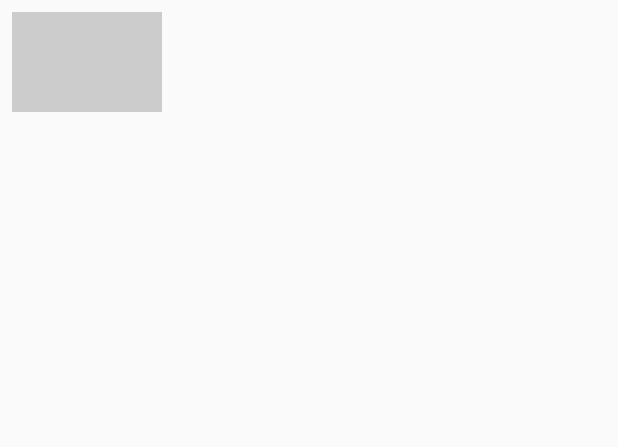
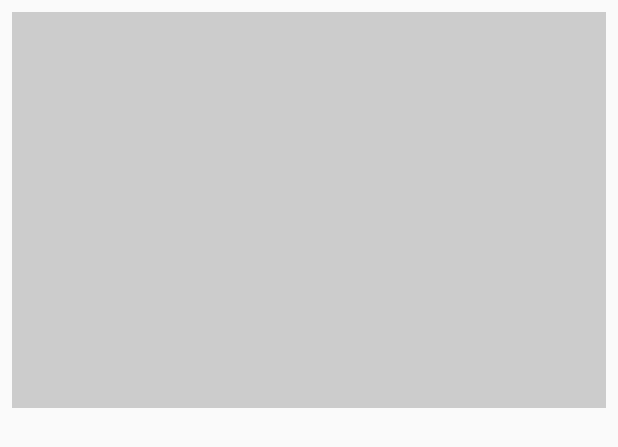
Before and after one commit to oliviadodge/xyz-reader, an Android app: the layout list_item_article.xml on its own in the app's theme, with its tools: preview values and no code run, on a phone screen of 412 x 824 dp. Shown: the top 447 px of the screen. Run offline under Robolectric (Android 15) with nearby library versions, the phone set to English and light mode, and no system bars.

Commit message:
modify thumbnail to take up full width of parent view

```diff
--- a/xyzreader/XYZReader/src/main/res/layout/list_item_article.xml
+++ b/xyzreader/XYZReader/src/main/res/layout/list_item_article.xml
@@ -15,7 +15,7 @@
         <!--suppress AndroidLintContentDescription -->
         <com.example.xyzreader.ui.DynamicHeightNetworkImageView
             android:id="@+id/thumbnail"
-            android:layout_width="100dp"
+            android:layout_width="match_parent"
             android:layout_height="100dp"
             android:layout_marginTop="@dimen/image_padding_top"
             android:layout_marginStart="@dimen/image_padding_side"
```
